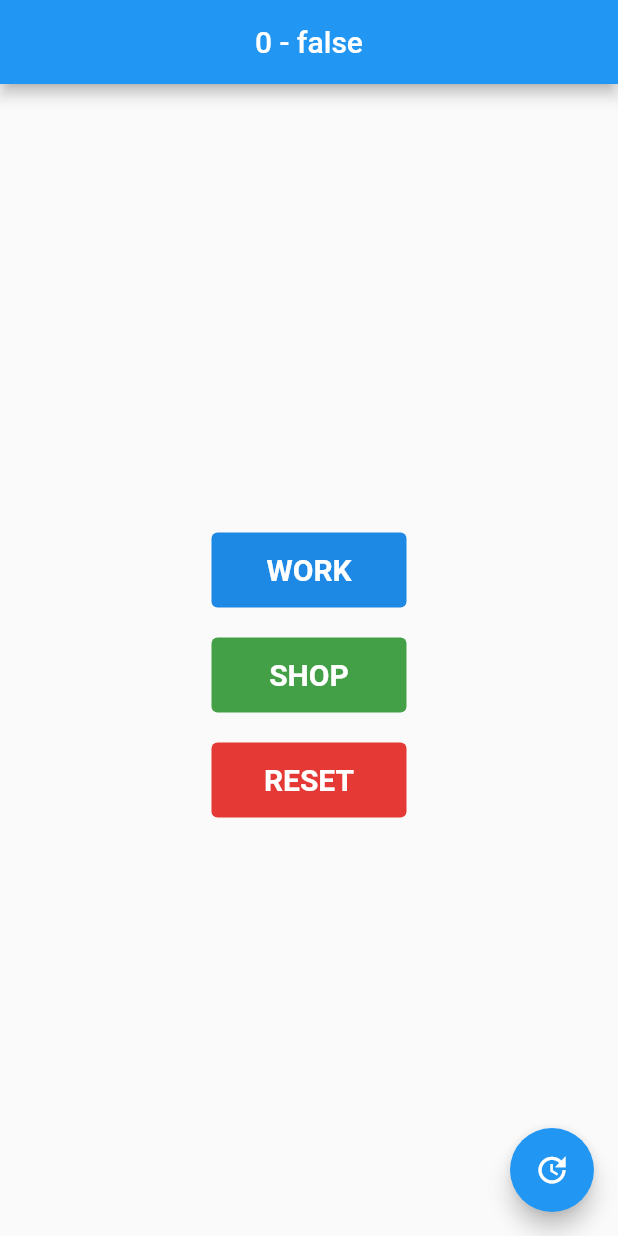
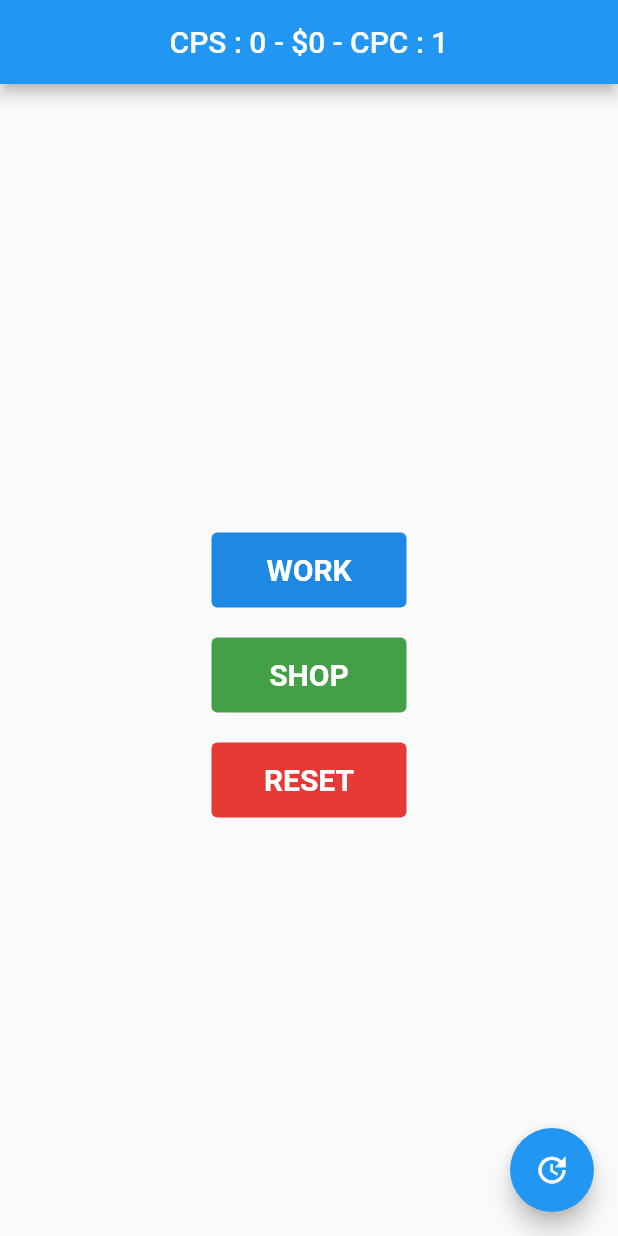
Before and after one commit to Zweird-958/flutter_clicker, a Flutter app: the screen it shows after launch, on a phone screen of 412 x 824 dp. Run offline on Flutter 3.47's test engine with Material 2 defaults, Android fonts, the phone set to English and light mode, and no system bars.

Commit message:
Update main.dart

```diff
--- a/lib/main.dart
+++ b/lib/main.dart
@@ -1,11 +1,18 @@
 import 'dart:async';
-import 'package:collection/collection.dart';
 import 'package:flutter/material.dart';
 import 'dart:collection';
 
-const shopItems = {
-  "Miner": {"cpc": 10, "cps": 10, "price": 10, "owned": 0}
+const Map<String, Map<String, int>> SHOP_ITEMS = {
+  "Miner": {"cpc": 10, "cps": 10, "price": 0, "owned": 0}
 };
+
+deepCopy(Map<String, Map<String, int>> original) {
+  Map<String, Map<String, int>> copy = {};
+  original.forEach((key, value) {
+    copy[key] = Map.from(value);
+  });
+  return copy;
+}
 
 void main() {
   runApp(const SampleApp());
@@ -44,11 +51,17 @@ class _SampleAppPageState extends State<SampleAppPage> {
   int cps = 0;
   bool shop = false;
 
-  var shopPlayer = Map.from(shopItems);
+  Map<String, Map<String, int>> shopPlayer = deepCopy(SHOP_ITEMS);
 
   void increaseMoney() {
     setState(() {
       money += cpc;
+    });
+  }
+
+  void clickPerSecond() {
+    setState(() {
+      money += cps;
     });
   }
 
@@ -58,13 +71,24 @@ class _SampleAppPageState extends State<SampleAppPage> {
       shop = false;
       cpc = 1;
       cps = 0;
-      shopPlayer = const DeepCollectionEquality.unordered().deepCopy(shopItems);
+      shopPlayer = deepCopy(SHOP_ITEMS);
     });
   }
 
   void toggleShop() {
     setState(() {
       shop = !shop;
+    });
+  }
+
+  @override
+  void initState() {
+    super.initState();
+
+    Timer.periodic(const Duration(seconds: 1), (Timer t) {
+      setState(() {
+        money += cps;
+      });
     });
   }
 
@@ -76,9 +100,10 @@ class _SampleAppPageState extends State<SampleAppPage> {
           style: TextButton.styleFrom(
               backgroundColor: bgColor,
               foregroundColor: Colors.white,
-              fixedSize: Size(130, 50),
+              fixedSize: const Size(130, 50),
               // padding: EdgeInsets.symmetric(horizontal: 40.0, vertical: 20.0),
-              textStyle: TextStyle(fontSize: 20, fontWeight: FontWeight.bold)),
+              textStyle:
+                  const TextStyle(fontSize: 20, fontWeight: FontWeight.bold)),
           child: Text(label),
         ));
   }
@@ -86,14 +111,19 @@ class _SampleAppPageState extends State<SampleAppPage> {
   Widget buyButton(String key) {
     var currentItem = shopPlayer[key];
     void buyItem() {
-      if (money < currentItem["price"]) {
+      if (currentItem == null) {
         return;
       }
+
+      if (currentItem["price"] == null) {
+        return;
+      }
+
       setState(() {
         money -= currentItem["price"] as int;
         cpc += currentItem["cpc"] as int;
         cps += currentItem["cps"] as int;
-        currentItem["owned"] += 1;
+        currentItem["owned"] = currentItem["owned"]! + 1;
       });
     }
 
@@ -101,7 +131,7 @@ class _SampleAppPageState extends State<SampleAppPage> {
         onPressed: buyItem,
         style: TextButton.styleFrom(
             backgroundColor:
-                money >= currentItem["price"] ? Colors.green : Colors.red,
+                money >= currentItem!["price"]! ? Colors.green : Colors.red,
             foregroundColor: Colors.white,
             // fixedSize: Size(130, 50),
             // padding: EdgeInsets.symmetric(horizontal: 40.0, vertical: 20.0),
@@ -154,12 +184,11 @@ class _SampleAppPageState extends State<SampleAppPage> {
     return Scaffold(
       // Top Bar
       appBar: AppBar(
-        title: Center(child: Text("${money.toString()} - ${shop}")),
+        title: Center(
+            child: Text("CPS : $cps - \$${money.toString()} - CPC : $cpc")),
       ),
       // Contenu de la page
-      body: Container(
-          margin: const EdgeInsets.only(top: 20.0, bottom: 20.0),
-          child: Center(
+      body: Center(
           child: Column(
               mainAxisAlignment: MainAxisAlignment.center,
               crossAxisAlignment: CrossAxisAlignment.center,
@@ -168,7 +197,7 @@ class _SampleAppPageState extends State<SampleAppPage> {
             shopWidget(),
             createButton(Colors.green.shade600, "SHOP", toggleShop),
             createButton(Colors.red.shade600, "RESET", reset),
-              ]))),
+          ])),
       // Bouton flottant
       floatingActionButton: FloatingActionButton(
         onPressed: increaseMoney,
```
Lines whose indentation alone changed are shown as unchanged.
